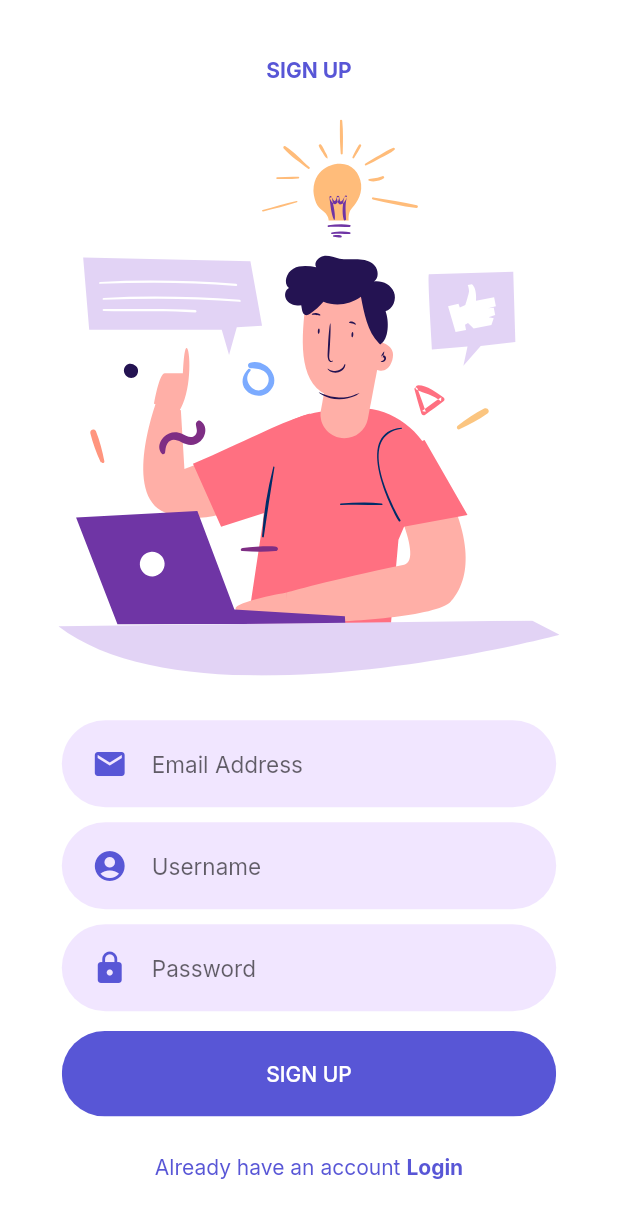
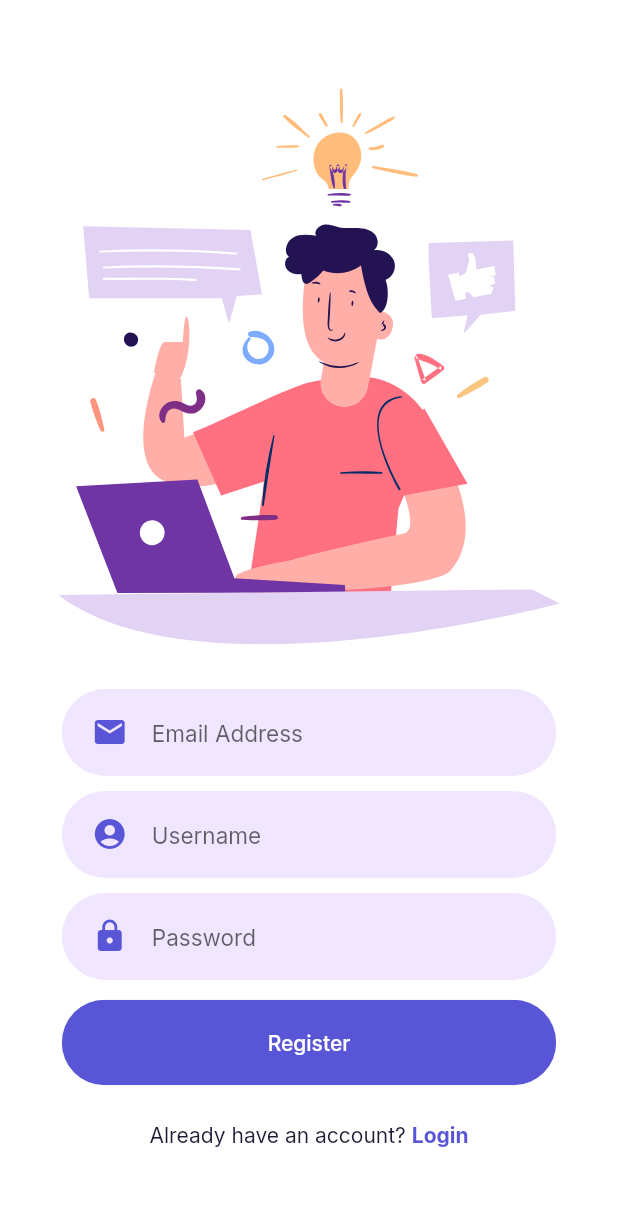
Before and after one commit to KKVANONYMOUS/Crypt-Chat, a Flutter app: the screen it shows after launch, after a tap on "Login", after a tap on "Register", on a phone screen of 412 x 824 dp. Shown: the top 1218 px of the screen. Run offline on Flutter 3.47's test engine with Material 2 defaults, Android fonts, the phone set to English and light mode, and no system bars; our stand-ins replace cloud_firestore, firebase_auth, firebase_core, flutter_svg, google_fonts, shared_preferences; missing offline and left inert: encrypt; accounts and stored records are empty.

Commit message:
Fix Login Screen UI

```diff
--- a/lib/views/auth/login_view.dart
+++ b/lib/views/auth/login_view.dart
@@ -1,4 +1,5 @@
 import 'package:cloud_firestore/cloud_firestore.dart';
+import 'package:crypt_chat/constants/app_constants.dart';
 import 'package:crypt_chat/utils/helpers/shared_pref_helper.dart';
 import 'package:crypt_chat/utils/services/auth.dart';
 import 'package:crypt_chat/utils/services/database.dart';
@@ -104,7 +105,10 @@ class _LoginScreenState extends State<LoginScreen> {
                       Text(
                         'Don’t have an Account ? ',
                         style:TextStyle(
-                          color:Theme.of(context).primaryColor
+                          color:Theme.of(context)
+                              .textTheme
+                              .headline5
+                              .color
                         )
                       ),
                       GestureDetector(
@@ -114,7 +118,7 @@ class _LoginScreenState extends State<LoginScreen> {
                         child: Text(
                           'Register',
                           style:TextStyle(
-                            color:Theme.of(context).primaryColor,
+                            color: MediaQuery.of(context).platformBrightness==Brightness.light ? Theme.of(context).primaryColor : Constants.kSecondaryColor ,
                             fontWeight: FontWeight.bold
                           )
                         ),
--- a/lib/views/auth/sign_up_view.dart
+++ b/lib/views/auth/sign_up_view.dart
@@ -1,3 +1,4 @@
+import 'package:crypt_chat/constants/app_constants.dart';
 import 'package:crypt_chat/utils/helpers/shared_pref_helper.dart';
 import 'package:crypt_chat/views/chat_rooms_view.dart';
 import 'file:///F:/Flutter_Project/crypt_chat/lib/views/auth/login_view.dart';
@@ -74,14 +75,14 @@ class _SignUpScreenState extends State<SignUpScreen> {
                   child: Column(
                     mainAxisAlignment: MainAxisAlignment.center,
                     children: [
-                      Text(
-                          'SIGN UP',
-                          style:TextStyle(
-                              fontWeight: FontWeight.bold,
-                              color: Theme.of(context).primaryColor
-                          )
-                      ),
-                      SizedBox(height: screenSize.height * 0.03),
+                      // Text(
+                      //     'SIGN UP',
+                      //     style:TextStyle(
+                      //         fontWeight: FontWeight.bold,
+                      //         color: Theme.of(context).primaryColor
+                      //     )
+                      // ),
+                      // SizedBox(height: screenSize.height * 0.03),
                       SvgPicture.asset(
                         "assets/images/signup.svg",
                         height: screenSize.height * 0.45,
@@ -97,15 +98,18 @@ class _SignUpScreenState extends State<SignUpScreen> {
                           ],
                         ),
                       ),
-                      RoundedButton(screenSize: screenSize,text:'SIGN UP', color: Theme.of(context).primaryColor,textColor:Colors.white,press: signUpUser),
+                      RoundedButton(screenSize: screenSize,text:'Register', color: Theme.of(context).primaryColor,textColor:Colors.white,press: signUpUser),
                       SizedBox(height: screenSize.height * 0.02),
                       Row(
                         mainAxisAlignment: MainAxisAlignment.center,
                         children: [
                           Text(
-                              'Already have an account ',
+                              'Already have an account? ',
                               style:TextStyle(
-                                  color:Theme.of(context).primaryColor
+                                  color:Theme.of(context)
+                                      .textTheme
+                                      .headline5
+                                      .color
                               )
                           ),
                           GestureDetector(
@@ -115,7 +119,7 @@ class _SignUpScreenState extends State<SignUpScreen> {
                             child: Text(
                                 'Login',
                                 style:TextStyle(
-                                    color:Theme.of(context).primaryColor,
+                                    color:MediaQuery.of(context).platformBrightness==Brightness.light ? Theme.of(context).primaryColor : Constants.kSecondaryColor,
                                     fontWeight: FontWeight.bold,
                                 )
                             ),
--- a/lib/views/welcome_view.dart
+++ b/lib/views/welcome_view.dart
@@ -35,7 +35,6 @@ class WelcomeScreen extends StatelessWidget {
                       "assets/images/welcome_screen.png",
                       height: screenSize.height * 0.5,
                     ),
-
                     Text(
                       "Experience a new way to keep your chats \nsafe and secure",
                       textAlign: TextAlign.center,
```
